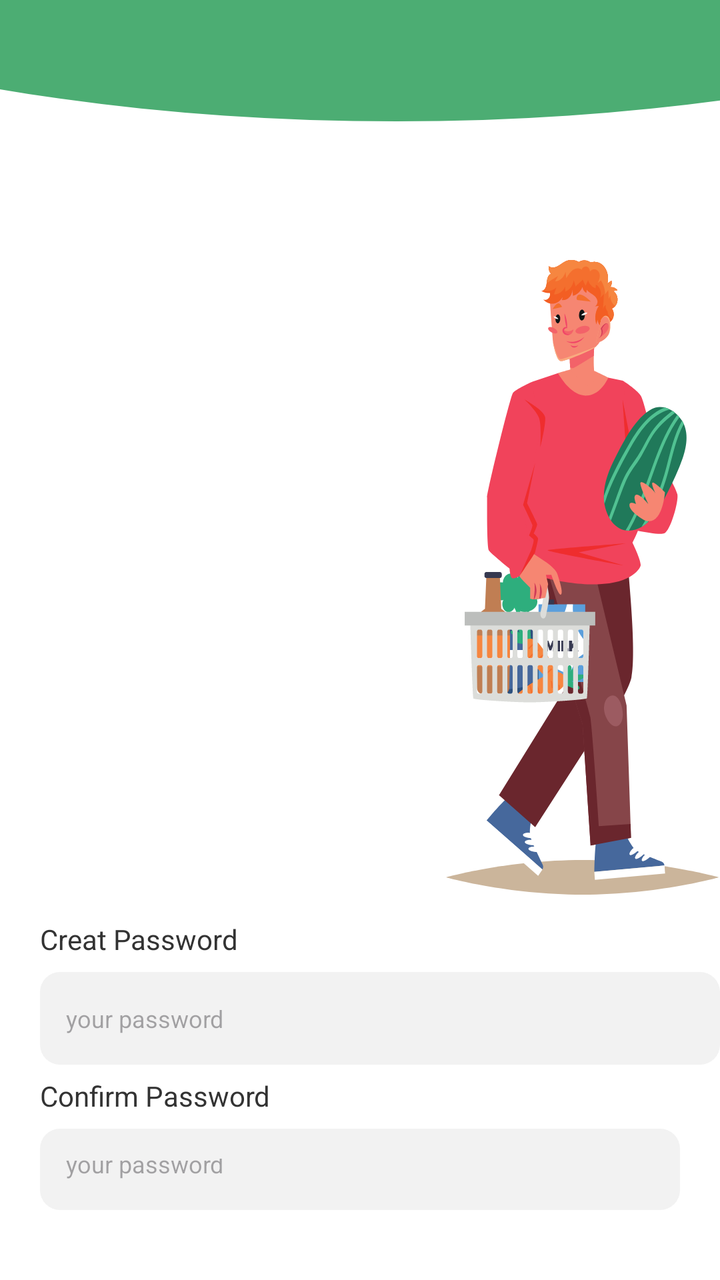
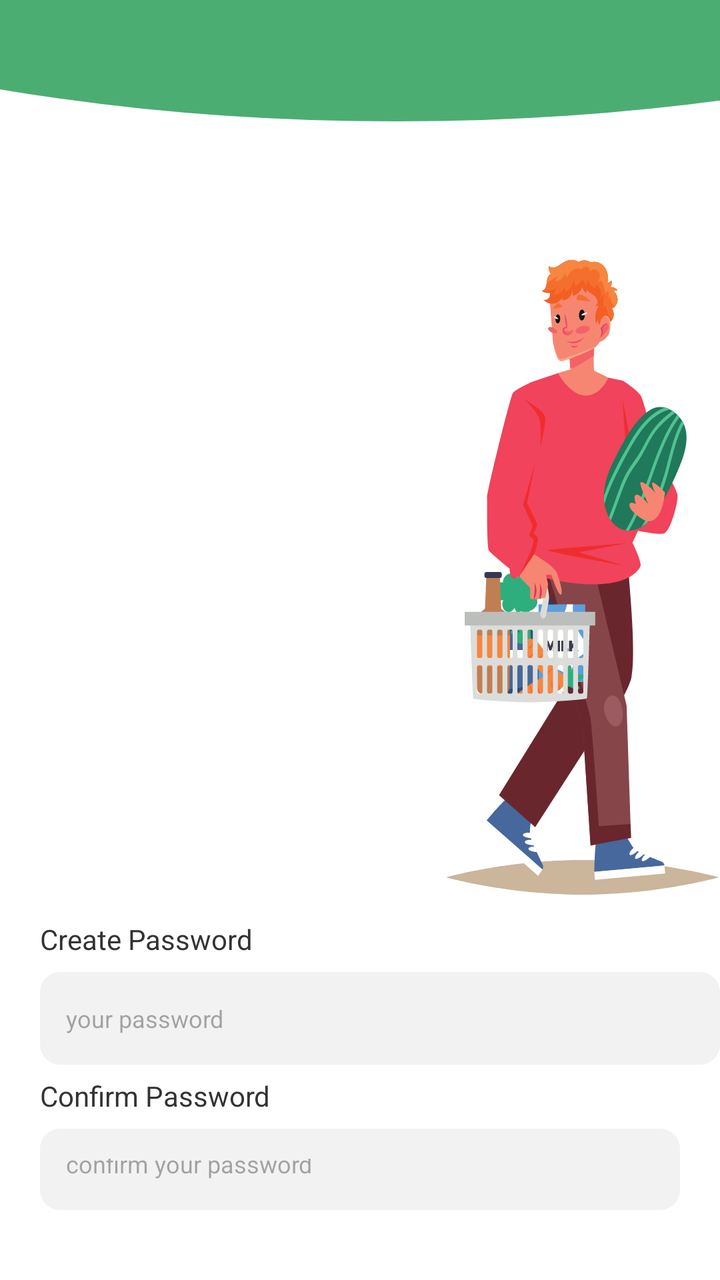

An Android layout rendered at two revisions. The XML below is the earlier revision; the diff shows what the commit changed to produce the second picture.
<!-- AndroidManifest.xml: application theme Theme.GrocHub -->
<!-- res/layout/activity_register_page_password.xml -->
<LinearLayout
    xmlns:android="http://schemas.android.com/apk/res/android"
    xmlns:tools="http://schemas.android.com/tools"
    xmlns:app="http://schemas.android.com/apk/res-auto"
    android:background="@drawable/backgroundgreenelement"
    android:orientation="vertical"
    android:layout_width="match_parent"
    android:layout_height="match_parent"
    >
    <LinearLayout
        android:id="@+id/rrnu6kq9zva"
        android:layout_width="match_parent"
        android:layout_height="match_parent"
        android:orientation="vertical">
        <RelativeLayout
            android:id="@+id/rsh3oslv97dq_rl"
            android:layout_width="match_parent"
            android:layout_height="wrap_content"
            android:layout_marginBottom="12dp"
            >

            <LinearLayout
                android:paddingRight="20dp"
                android:layout_width="match_parent"
                android:layout_height="wrap_content"
                android:orientation="vertical">
                <ImageView
                    android:id="@+id/rvhto3txza5"
                    android:layout_width="24dp"
                    android:layout_height="24dp"
                    android:layout_marginTop="61dp"
                    android:layout_marginStart="20dp"
                    android:src="@drawable/baseline_keyboard_backspace_24"
                    app:tint="@color/white"
                    />

            </LinearLayout>
            <LinearLayout
                android:layout_width="match_parent"
                android:layout_height="wrap_content"
                android:orientation="horizontal">


                <TextView
                    android:id="@+id/rw6l6qafrvvr"
                    android:textColor="#FFFFFF"
                    android:textSize="34sp"
                    android:textStyle="bold"
                    android:layout_marginTop="280dp"
                    android:layout_marginBottom="94dp"
                    android:layout_marginStart="20dp"
                    android:layout_height="wrap_content"
                    android:layout_width="wrap_content"
                    android:text="Register"
                    />

                <ImageView
                    android:layout_width="wrap_content"
                    android:layout_height="wrap_content"
                    android:background="@drawable/loginman"
                    android:layout_marginLeft="75dp"
                    android:layout_marginTop="130dp"
                    ></ImageView>

            </LinearLayout>
        </RelativeLayout>
        <TextView
            android:id="@+id/rjwma1m32ywa"
            android:textColor="#333333"
            android:textSize="14sp"
            android:layout_marginBottom="7dp"
            android:layout_marginStart="20dp"
            android:layout_height="wrap_content"
            android:layout_width="wrap_content"
            android:text="Creat Password"
            />
        <EditText
            android:inputType="text"
            android:hint="your password"
            android:id="@+id/rrbnayirruoo"
            android:textColor="#BDBDBD"
            android:textSize="12sp"
            android:layout_marginBottom="6dp"
            android:layout_marginStart="20dp"
            android:layout_width="match_parent"
            android:layout_height="wrap_content"
            android:background="@drawable/cr10bf2f2f2"
            android:paddingVertical="15dp"
            android:paddingHorizontal="13dp"
            />
        <TextView
            android:id="@+id/rwekxyljtme"
            android:textColor="#333333"
            android:textSize="14sp"
            android:layout_marginBottom="7dp"
            android:layout_marginStart="20dp"
            android:layout_height="wrap_content"
            android:layout_width="wrap_content"
            android:text="Confirm Password"
            />
        <LinearLayout
            android:id="@+id/ra41e5oc1vz"
            android:layout_width="match_parent"
            android:layout_height="wrap_content"
            android:gravity="center_vertical"
            android:background="@drawable/cr10bf2f2f2"
            android:paddingRight="13dp"
            android:layout_marginBottom="35dp"
            android:layout_marginHorizontal="20dp"
            android:orientation="horizontal">
            <EditText
                android:inputType="text"
                android:hint="your password"
                android:background="@null"
                android:id="@+id/ryncpbt3pdqj"
                android:textColor="#BDBDBD"
                android:textSize="12sp"
                android:layout_marginEnd="4dp"
                android:layout_width="0dp"
                android:layout_height="wrap_content"
                android:layout_weight="1"
                android:paddingVertical="15dp"
                android:paddingLeft="13dp"
                />
        </LinearLayout>
        <LinearLayout
            android:id="@+id/rrp20m42ya9p"
            android:layout_width="match_parent"
            android:layout_height="wrap_content"
            android:gravity="center_horizontal"
            android:background="@drawable/cr10b4bad73"
            android:paddingVertical="16dp"
            android:layout_marginBottom="25dp"
            android:layout_marginHorizontal="20dp"
            android:elevation="5dp"
            android:clickable="true"
            android:focusable="true"
            android:orientation="vertical">
            <TextView
                android:id="@+id/ri0frs25g1ml"
                android:textColor="#FFFFFF"
                android:textSize="18sp"
                android:textStyle="bold"
                android:layout_height="wrap_content"
                android:layout_width="wrap_content"
                android:text="Register"
                />
        </LinearLayout>
        </LinearLayout>
    </LinearLayout>
<!-- resources referenced by this layout -->
<resources>
  <color name="white">#FFFFFFFF</color>
  <!-- drawable backgroundgreenelement (drawable) -->
  <vector xmlns:android="http://schemas.android.com/apk/res/android"
      android:width="375dp"
      android:height="812dp"
      android:viewportWidth="375"
      android:viewportHeight="812">
      <group>
          <path
              android:fillColor="#FFFFFFFF"
              android:pathData="M0 0H375V812H0z"/>
          <path
              android:fillColor="#FF4CAD73"
              android:pathData="M206.5-303A458.5 190 0 1 0 206.5 77 458.5 190 0 1 0 206.5-303z"/>
      </group>
  </vector>
  <!-- drawable baseline_keyboard_backspace_24 (drawable) -->
  <vector xmlns:android="http://schemas.android.com/apk/res/android" android:autoMirrored="true" android:height="24dp" android:tint="#000000" android:viewportHeight="24" android:viewportWidth="24" android:width="24dp">
        
      <path android:fillColor="@android:color/white" android:pathData="M21,11H6.83l3.58,-3.59L9,6l-6,6 6,6 1.41,-1.41L6.83,13H21z"/>
      
  </vector>
  <!-- drawable cr10b4bad73 (drawable) -->
  <?xml version="1.0" encoding="UTF-8"?>
  <shape
      xmlns:android="http://schemas.android.com/apk/res/android">
      <solid
          android:color="#4BAD73"
          />
      <corners
          android:radius="10dp"
          />
  </shape>
  <!-- drawable cr10bf2f2f2 (drawable) -->
  <?xml version="1.0" encoding="UTF-8"?>
  <shape
      xmlns:android="http://schemas.android.com/apk/res/android">
      <solid
          android:color="#F2F2F2"
          />
      <corners
          android:radius="10dp"
          />
  </shape>
  <!-- drawable loginman: vector/xml drawable (drawable, 30144 chars, omitted) -->
  <style name="Theme.GrocHub" parent="Base.Theme.GrocHub" />
  <style name="Base.Theme.GrocHub" parent="Theme.Material3.DayNight.NoActionBar">
          
          
      </style>
</resources>

<!-- the commit's change to res/layout/activity_register_page_password.xml (unified diff, before → after) -->
@@ -2,7 +2,7 @@
     xmlns:android="http://schemas.android.com/apk/res/android"
     xmlns:tools="http://schemas.android.com/tools"
     xmlns:app="http://schemas.android.com/apk/res-auto"
-    android:background="@drawable/backgroundgreenelement"
+    android:id="@+id/main"  android:background="@drawable/backgroundgreenelement"
     android:orientation="vertical"
     android:layout_width="match_parent"
     android:layout_height="match_parent"
@@ -25,8 +25,7 @@
                 android:layout_height="wrap_content"
                 android:orientation="vertical">
                 <ImageView
-                    android:id="@+id/rvhto3txza5"
-                    android:layout_width="24dp"
+                    android:id="@+id/iv_back" android:layout_width="24dp"
                     android:layout_height="24dp"
                     android:layout_marginTop="61dp"
                     android:layout_marginStart="20dp"
@@ -65,20 +64,17 @@
             </LinearLayout>
         </RelativeLayout>
         <TextView
-            android:id="@+id/rjwma1m32ywa"
-            android:textColor="#333333"
+            android:id="@+id/tv_create_password_label" android:textColor="#333333"
             android:textSize="14sp"
             android:layout_marginBottom="7dp"
             android:layout_marginStart="20dp"
             android:layout_height="wrap_content"
             android:layout_width="wrap_content"
-            android:text="Creat Password"
+            android:text="Create Password"
             />
         <EditText
-            android:inputType="text"
-            android:hint="your password"
-            android:id="@+id/rrbnayirruoo"
-            android:textColor="#BDBDBD"
+            android:inputType="textPassword" android:hint="your password"
+            android:id="@+id/et_create_password" android:textColor="#BDBDBD"
             android:textSize="12sp"
             android:layout_marginBottom="6dp"
             android:layout_marginStart="20dp"
@@ -89,8 +85,7 @@
             android:paddingHorizontal="13dp"
             />
         <TextView
-            android:id="@+id/rwekxyljtme"
-            android:textColor="#333333"
+            android:id="@+id/tv_confirm_password_label" android:textColor="#333333"
             android:textSize="14sp"
             android:layout_marginBottom="7dp"
             android:layout_marginStart="20dp"
@@ -109,11 +104,9 @@
             android:layout_marginHorizontal="20dp"
             android:orientation="horizontal">
             <EditText
-                android:inputType="text"
-                android:hint="your password"
+                android:inputType="textPassword" android:hint="confirm your password"
                 android:background="@null"
-                android:id="@+id/ryncpbt3pdqj"
-                android:textColor="#BDBDBD"
+                android:id="@+id/et_confirm_password" android:textColor="#BDBDBD"
                 android:textSize="12sp"
                 android:layout_marginEnd="4dp"
                 android:layout_width="0dp"
@@ -124,8 +117,7 @@
                 />
         </LinearLayout>
         <LinearLayout
-            android:id="@+id/rrp20m42ya9p"
-            android:layout_width="match_parent"
+            android:id="@+id/btn_register" android:layout_width="match_parent"
             android:layout_height="wrap_content"
             android:gravity="center_horizontal"
             android:background="@drawable/cr10b4bad73"
@@ -146,5 +138,5 @@
                 android:text="Register"
                 />
         </LinearLayout>
-        </LinearLayout>
     </LinearLayout>
+</LinearLayout>
